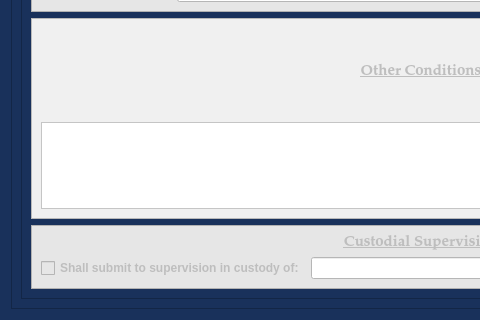
Qt form views/ui/AddSpecialBondConditionsDialog.ui (HunterProgram22/MuniEntry) before a commit; both pictures show x 0 to 480 and y 553 to 873 of the 1045 by 873 pixel window.
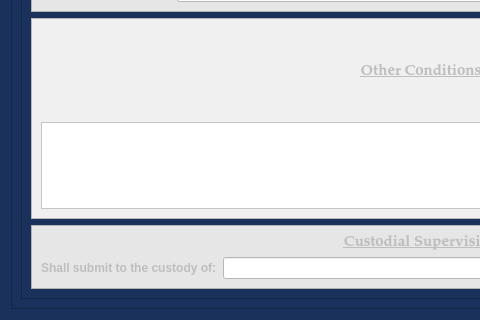
The same form after that commit.

Commit message: Added Custodial Supervision - working.

```diff
--- a/views/ui/AddSpecialBondConditionsDialog.ui
+++ b/views/ui/AddSpecialBondConditionsDialog.ui
@@ -709,13 +709,6 @@
                </property>
               </widget>
              </item>
-             <item row="1" column="0">
-              <widget class="QCheckBox" name="checkBox">
-               <property name="text">
-                <string>Shall submit to supervision in custody of:</string>
-               </property>
-              </widget>
-             </item>
              <item row="1" column="1">
               <widget class="QLineEdit" name="lineEdit_6">
                <property name="styleSheet">
@@ -723,6 +716,13 @@
                </property>
               </widget>
              </item>
+             <item row="1" column="0">
+              <widget class="QLabel" name="label_6">
+               <property name="text">
+                <string>Shall submit to the custody of:</string>
+               </property>
+              </widget>
+             </item>
             </layout>
            </widget>
           </item>
```
Left out of the diff: 2 changed lines with no effect on the pictures. The commit also changes 6 other files.
